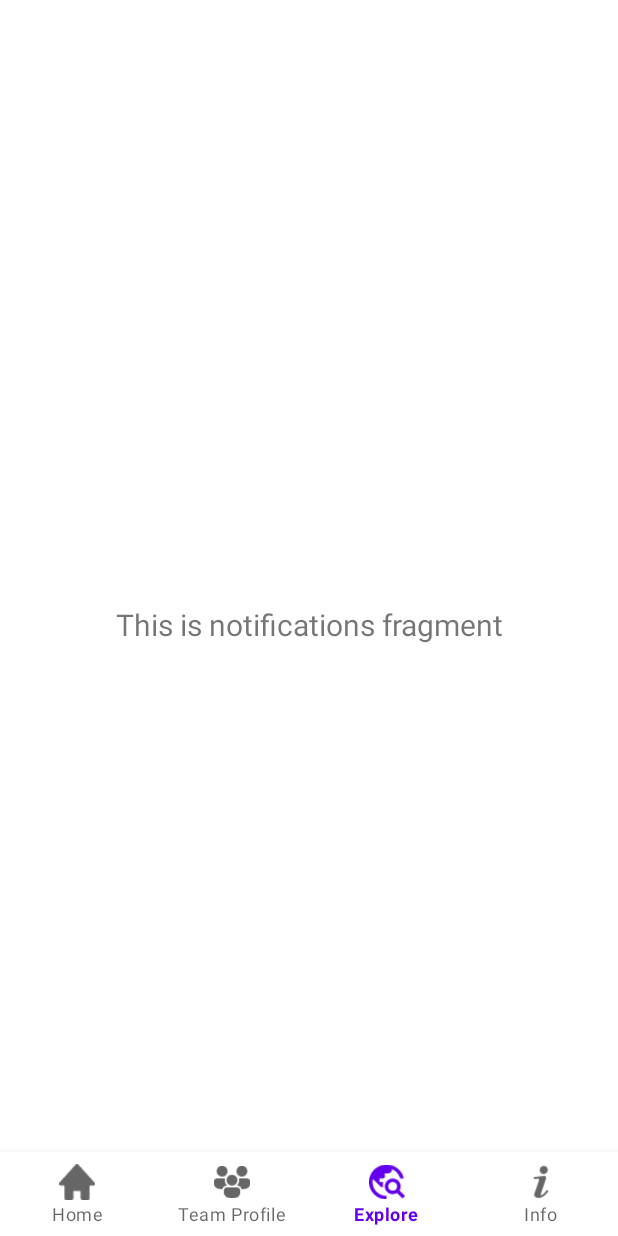
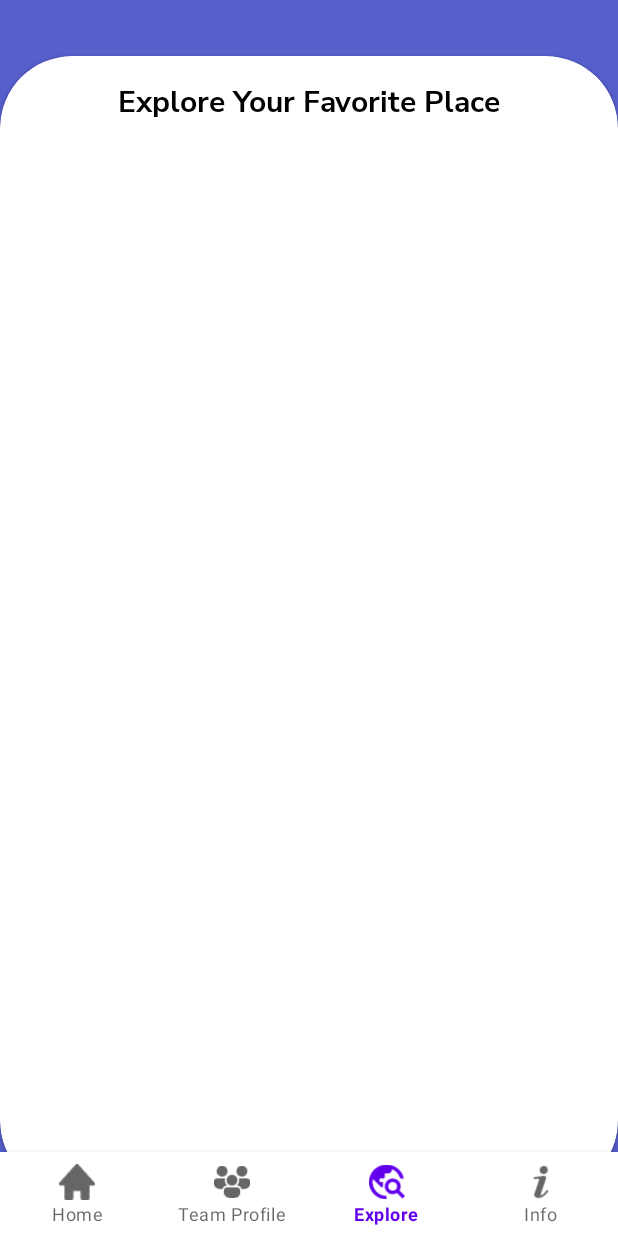
Before and after one commit to irgidp/KembaraApp, an Android app: the ExploreFragment screen opened through its navigation route, on a phone screen of 412 x 824 dp. Run offline under Robolectric (Android 15) with nearby library versions, the phone set to English and light mode, and no system bars; our stand-ins replace navigation-ui; 2 statements that could not run were skipped.

Commit message:
Adding template ui team and explore, upload team photos

```diff
--- a/app/src/main/res/layout/fragment_explore.xml
+++ b/app/src/main/res/layout/fragment_explore.xml
@@ -1,22 +1,40 @@
-<?xml version="1.0" encoding="utf-8"?>
 <androidx.constraintlayout.widget.ConstraintLayout xmlns:android="http://schemas.android.com/apk/res/android"
     xmlns:app="http://schemas.android.com/apk/res-auto"
     xmlns:tools="http://schemas.android.com/tools"
     android:layout_width="match_parent"
     android:layout_height="match_parent"
-    tools:context=".main.menu.explore.ExploreFragment">
+    android:background="@color/primary"
+    android:orientation="vertical">
 
-    <TextView
-        android:id="@+id/text_notifications"
+    <androidx.cardview.widget.CardView
+        android:id="@+id/cardView"
         android:layout_width="match_parent"
-        android:layout_height="wrap_content"
-        android:layout_marginStart="8dp"
-        android:layout_marginTop="8dp"
-        android:layout_marginEnd="8dp"
-        android:textAlignment="center"
-        android:textSize="20sp"
-        app:layout_constraintBottom_toBottomOf="parent"
+        android:layout_height="758dp"
+        android:layout_marginTop="37dp"
+        app:cardCornerRadius="48dp"
         app:layout_constraintEnd_toEndOf="parent"
+        app:layout_constraintHorizontal_bias="0.0"
         app:layout_constraintStart_toStartOf="parent"
-        app:layout_constraintTop_toTopOf="parent" />
+        app:layout_constraintTop_toTopOf="parent">
+
+        <androidx.constraintlayout.widget.ConstraintLayout
+            android:layout_width="match_parent"
+            android:layout_height="match_parent">
+
+            <TextView
+                android:id="@+id/textView4"
+                android:layout_width="wrap_content"
+                android:layout_height="wrap_content"
+                android:layout_marginTop="16dp"
+                android:fontFamily="@font/nunito_sans_bold"
+                android:text="Explore Your Favorite Place"
+                android:textColor="@color/black"
+                android:textSize="20dp"
+                app:layout_constraintEnd_toEndOf="parent"
+                app:layout_constraintStart_toStartOf="parent"
+                app:layout_constraintTop_toTopOf="parent" />
+
+        </androidx.constraintlayout.widget.ConstraintLayout>
+
+    </androidx.cardview.widget.CardView>
 </androidx.constraintlayout.widget.ConstraintLayout>
```
Also changed, not shown: app/src/main/res/layout/fragment_team.xml (+30 -12 lines), app/src/main/res/drawable-v24/img_team_irgi.png (added), app/src/main/res/drawable-v24/img_team_rifqi.png (added), app/src/main/res/drawable-v24/img_team_sulthon.png (added), app/src/main/res/drawable-v24/img_team_yudhi.png (added).
